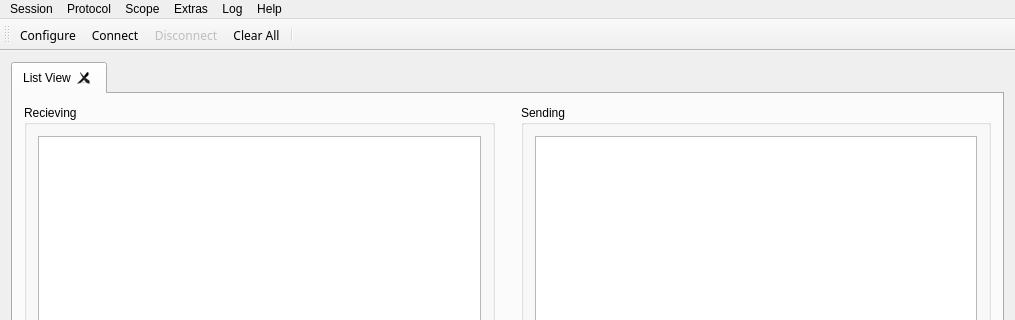
Qt form mainwindow.ui (schwemmdx/rs232-tool) before a commit; both pictures show x 0 to 1015 and y 0 to 320 of the 1015 by 715 pixel window.
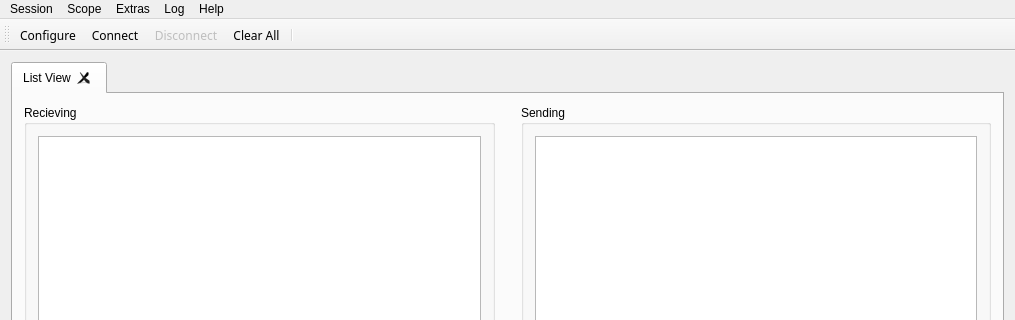
The same form after that commit. Icons and pictures are not drawn.

Diff of the .ui file:
```diff
--- a/mainwindow.ui
+++ b/mainwindow.ui
@@ -212,7 +212,7 @@
      <x>0</x>
      <y>0</y>
      <width>1015</width>
-     <height>21</height>
+     <height>25</height>
     </rect>
    </property>
    <widget class="QMenu" name="menuCalls">
@@ -246,14 +246,6 @@
     <addaction name="actionInfo"/>
     <addaction name="actionHelp"/>
    </widget>
-   <widget class="QMenu" name="menuProtocol">
-    <property name="title">
-     <string>Protocol</string>
-    </property>
-    <addaction name="actionNew"/>
-    <addaction name="actionLoad"/>
-    <addaction name="actionEdit"/>
-   </widget>
    <widget class="QMenu" name="menuGraph">
     <property name="title">
      <string>Scope</string>
@@ -277,7 +269,6 @@
     <addaction name="menuAlternative_Input_Dev"/>
    </widget>
    <addaction name="menuCalls"/>
-   <addaction name="menuProtocol"/>
    <addaction name="menuGraph"/>
    <addaction name="menuActions"/>
    <addaction name="menuTools"/>
```
Left out of the diff: 3 changed lines with no effect on the pictures.
